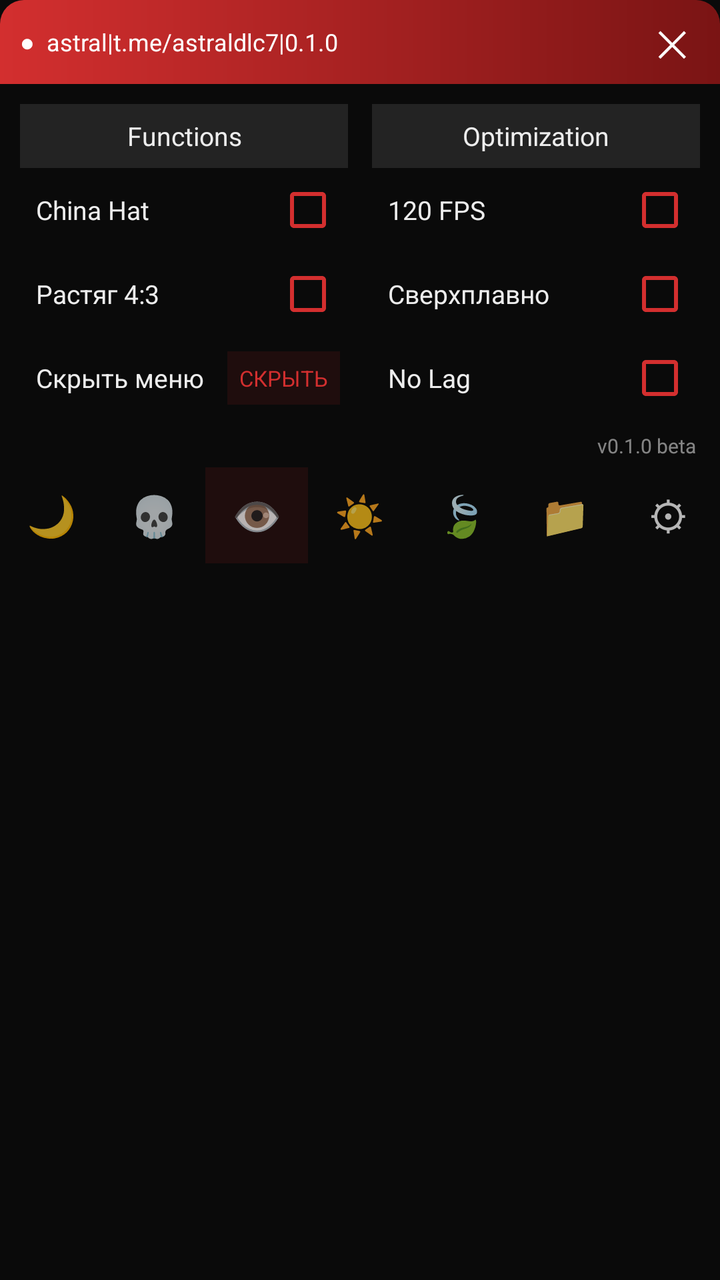
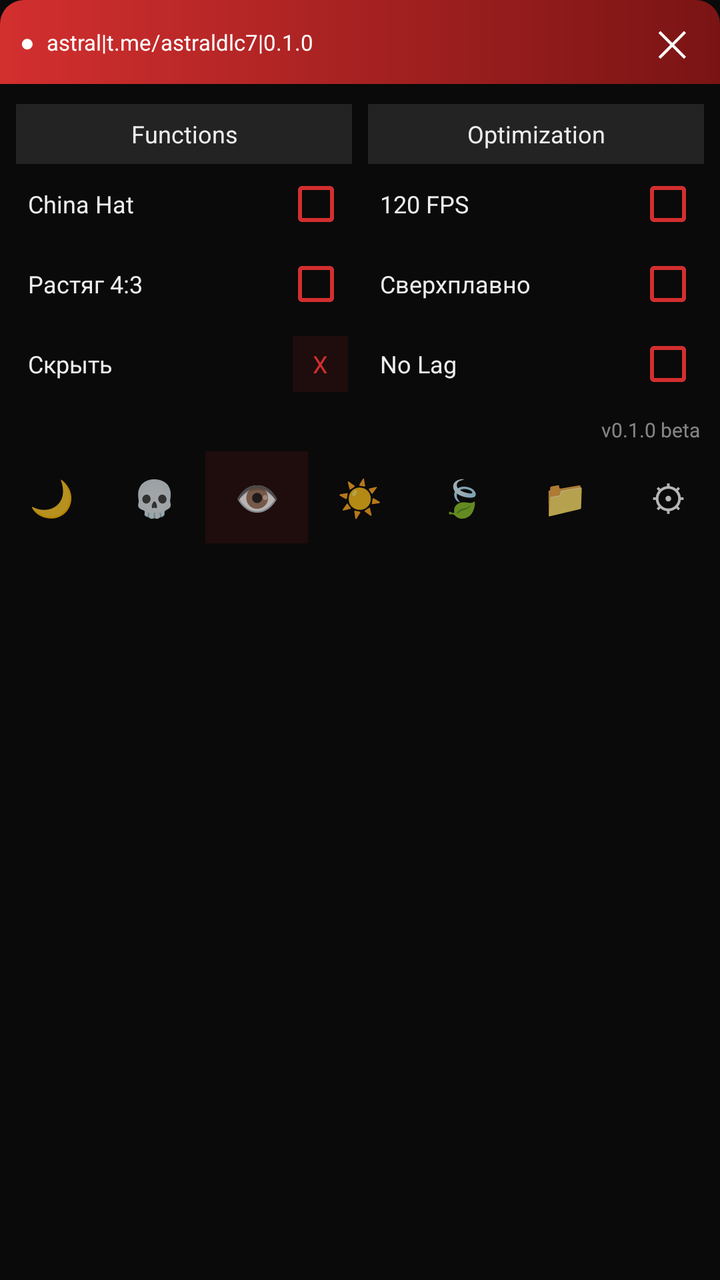

The first picture is an Android layout as it rendered before a commit; the second is the same layout after the commit. The layout source and the unified diff follow.
<!-- AndroidManifest.xml: application theme Theme.Astral -->
<!-- res/layout/astral_menu.xml -->
<?xml version="1.0" encoding="utf-8"?>
<LinearLayout xmlns:android="http://schemas.android.com/apk/res/android"
    android:id="@+id/root" android:layout_width="380dp"
    android:layout_height="wrap_content" android:orientation="vertical"
    android:background="#F20A0A0A">

    <LinearLayout android:id="@+id/header"
        android:layout_width="match_parent" android:layout_height="42dp"
        android:orientation="horizontal" android:gravity="center_vertical"
        android:background="@drawable/astral_header_bg"
        android:paddingStart="10dp" android:paddingEnd="10dp">
        <TextView android:layout_width="wrap_content"
            android:layout_height="wrap_content" android:text="●"
            android:textColor="#FFFFFFFF" android:textSize="12sp"
            android:layout_marginEnd="6dp"/>
        <TextView android:layout_width="0dp" android:layout_height="wrap_content"
            android:layout_weight="1"
            android:text="astral|t.me/astraldlc7|0.1.0"
            android:textColor="#FFFFFFFF" android:textSize="12sp"/>
        <TextView android:id="@+id/btnClose"
            android:layout_width="wrap_content" android:layout_height="wrap_content"
            android:text="✕" android:textColor="#FFFFFFFF"
            android:textSize="18sp" android:padding="6dp"/>
    </LinearLayout>

    <LinearLayout android:layout_width="match_parent"
        android:layout_height="wrap_content" android:orientation="horizontal"
        android:paddingTop="10dp" android:paddingStart="10dp"
        android:paddingEnd="10dp" android:paddingBottom="6dp">

        <LinearLayout android:layout_width="0dp" android:layout_height="wrap_content"
            android:layout_weight="1" android:orientation="vertical"
            android:layout_marginEnd="6dp">
            <TextView android:layout_width="match_parent"
                android:layout_height="32dp" android:text="Functions"
                android:gravity="center" android:textColor="#FFEDEDED"
                android:textSize="13sp" android:background="#1AFFFFFF"/>
            <LinearLayout android:layout_width="match_parent"
                android:layout_height="42dp" android:orientation="horizontal"
                android:gravity="center_vertical" android:paddingStart="8dp"
                android:paddingEnd="4dp">
                <TextView android:layout_width="0dp" android:layout_height="wrap_content"
                    android:layout_weight="1" android:text="China Hat"
                    android:textColor="#FFEDEDED" android:textSize="13sp"/>
                <CheckBox android:id="@+id/cbChinaHat"
                    android:layout_width="wrap_content" android:layout_height="wrap_content"
                    android:buttonTint="#FFD32F2F"/>
            </LinearLayout>
            <LinearLayout android:layout_width="match_parent"
                android:layout_height="42dp" android:orientation="horizontal"
                android:gravity="center_vertical" android:paddingStart="8dp"
                android:paddingEnd="4dp">
                <TextView android:layout_width="0dp" android:layout_height="wrap_content"
                    android:layout_weight="1" android:text="Растяг 4:3"
                    android:textColor="#FFEDEDED" android:textSize="13sp"/>
                <CheckBox android:id="@+id/cbStretch"
                    android:layout_width="wrap_content" android:layout_height="wrap_content"
                    android:buttonTint="#FFD32F2F"/>
            </LinearLayout>
            <LinearLayout android:layout_width="match_parent"
                android:layout_height="42dp" android:orientation="horizontal"
                android:gravity="center_vertical" android:paddingStart="8dp"
                android:paddingEnd="4dp">
                <TextView android:layout_width="0dp" android:layout_height="wrap_content"
                    android:layout_weight="1" android:text="Скрыть меню"
                    android:textColor="#FFEDEDED" android:textSize="13sp"/>
                <TextView android:id="@+id/btnHide"
                    android:layout_width="wrap_content" android:layout_height="wrap_content"
                    android:text="СКРЫТЬ" android:textColor="#FFD32F2F"
                    android:textSize="11sp" android:padding="6dp"
                    android:background="#1AD32F2F"/>
            </LinearLayout>
        </LinearLayout>

        <LinearLayout android:layout_width="0dp" android:layout_height="wrap_content"
            android:layout_weight="1" android:orientation="vertical"
            android:layout_marginStart="6dp">
            <TextView android:layout_width="match_parent"
                android:layout_height="32dp" android:text="Optimization"
                android:gravity="center" android:textColor="#FFEDEDED"
                android:textSize="13sp" android:background="#1AFFFFFF"/>
            <LinearLayout android:layout_width="match_parent"
                android:layout_height="42dp" android:orientation="horizontal"
                android:gravity="center_vertical" android:paddingStart="8dp"
                android:paddingEnd="4dp">
                <TextView android:layout_width="0dp" android:layout_height="wrap_content"
                    android:layout_weight="1" android:text="120 FPS"
                    android:textColor="#FFEDEDED" android:textSize="13sp"/>
                <CheckBox android:id="@+id/cbFps"
                    android:layout_width="wrap_content" android:layout_height="wrap_content"
                    android:buttonTint="#FFD32F2F"/>
            </LinearLayout>
            <LinearLayout android:layout_width="match_parent"
                android:layout_height="42dp" android:orientation="horizontal"
                android:gravity="center_vertical" android:paddingStart="8dp"
                android:paddingEnd="4dp">
                <TextView android:layout_width="0dp" android:layout_height="wrap_content"
                    android:layout_weight="1" android:text="Сверхплавно"
                    android:textColor="#FFEDEDED" android:textSize="13sp"/>
                <CheckBox android:id="@+id/cbSmooth"
                    android:layout_width="wrap_content" android:layout_height="wrap_content"
                    android:buttonTint="#FFD32F2F"/>
            </LinearLayout>
            <LinearLayout android:layout_width="match_parent"
                android:layout_height="42dp" android:orientation="horizontal"
                android:gravity="center_vertical" android:paddingStart="8dp"
                android:paddingEnd="4dp">
                <TextView android:layout_width="0dp" android:layout_height="wrap_content"
                    android:layout_weight="1" android:text="No Lag"
                    android:textColor="#FFEDEDED" android:textSize="13sp"/>
                <CheckBox android:id="@+id/cbNoLag"
                    android:layout_width="wrap_content" android:layout_height="wrap_content"
                    android:buttonTint="#FFD32F2F"/>
            </LinearLayout>
        </LinearLayout>
    </LinearLayout>

    <TextView android:layout_width="match_parent"
        android:layout_height="wrap_content"
        android:text="v0.1.0 beta" android:textColor="#80FFFFFF"
        android:textSize="10sp" android:gravity="end"
        android:paddingEnd="12dp" android:paddingBottom="4dp"/>

    <LinearLayout android:layout_width="match_parent"
        android:layout_height="48dp" android:orientation="horizontal"
        android:background="#FF0A0A0A">
        <TextView android:layout_width="0dp" android:layout_height="match_parent"
            android:layout_weight="1" android:text="🌙" android:textSize="20sp"
            android:gravity="center"/>
        <TextView android:layout_width="0dp" android:layout_height="match_parent"
            android:layout_weight="1" android:text="💀" android:textSize="20sp"
            android:gravity="center"/>
        <TextView android:layout_width="0dp" android:layout_height="match_parent"
            android:layout_weight="1" android:text="👁" android:textSize="20sp"
            android:gravity="center" android:background="#1AD32F2F"/>
        <TextView android:layout_width="0dp" android:layout_height="match_parent"
            android:layout_weight="1" android:text="☀" android:textSize="20sp"
            android:gravity="center"/>
        <TextView android:layout_width="0dp" android:layout_height="match_parent"
            android:layout_weight="1" android:text="🍃" android:textSize="20sp"
            android:gravity="center"/>
        <TextView android:layout_width="0dp" android:layout_height="match_parent"
            android:layout_weight="1" android:text="📁" android:textSize="20sp"
            android:gravity="center"/>
        <TextView android:layout_width="0dp" android:layout_height="match_parent"
            android:layout_weight="1" android:text="⚙" android:textSize="20sp"
            android:gravity="center"/>
    </LinearLayout>
</LinearLayout>
<!-- resources referenced by this layout -->
<resources>
  <!-- drawable astral_header_bg (drawable) -->
  <?xml version="1.0" encoding="utf-8"?>
  <shape xmlns:android="http://schemas.android.com/apk/res/android">
      <gradient android:startColor="#FFD32F2F" android:endColor="#FF7A1414" android:angle="0"/>
      <corners android:topLeftRadius="12dp" android:topRightRadius="12dp"/>
  </shape>
  <style name="Theme.Astral" parent="Theme.AppCompat.NoActionBar">
          <item name="android:windowBackground">@color/astral_bg</item>
          <item name="android:statusBarColor">@color/astral_bg</item>
      </style>
  <color name="astral_bg">#E60A0A0A</color>
</resources>

<!-- the commit's change to res/layout/astral_menu.xml (unified diff, before → after) -->
@@ -1,7 +1,9 @@
 <?xml version="1.0" encoding="utf-8"?>
 <LinearLayout xmlns:android="http://schemas.android.com/apk/res/android"
-    android:id="@+id/root" android:layout_width="380dp"
-    android:layout_height="wrap_content" android:orientation="vertical"
+    android:id="@+id/root"
+    android:layout_width="match_parent"
+    android:layout_height="wrap_content"
+    android:orientation="vertical"
     android:background="#F20A0A0A">
 
     <LinearLayout android:id="@+id/header"
@@ -16,7 +18,7 @@
         <TextView android:layout_width="0dp" android:layout_height="wrap_content"
             android:layout_weight="1"
             android:text="astral|t.me/astraldlc7|0.1.0"
-            android:textColor="#FFFFFFFF" android:textSize="12sp"/>
+            android:textColor="#FFFFFFFF" android:textSize="11sp"/>
         <TextView android:id="@+id/btnClose"
             android:layout_width="wrap_content" android:layout_height="wrap_content"
             android:text="✕" android:textColor="#FFFFFFFF"
@@ -25,89 +27,90 @@
 
     <LinearLayout android:layout_width="match_parent"
         android:layout_height="wrap_content" android:orientation="horizontal"
-        android:paddingTop="10dp" android:paddingStart="10dp"
-        android:paddingEnd="10dp" android:paddingBottom="6dp">
+        android:paddingTop="10dp" android:paddingStart="8dp"
+        android:paddingEnd="8dp" android:paddingBottom="6dp">
 
         <LinearLayout android:layout_width="0dp" android:layout_height="wrap_content"
             android:layout_weight="1" android:orientation="vertical"
-            android:layout_marginEnd="6dp">
+            android:layout_marginEnd="4dp">
             <TextView android:layout_width="match_parent"
-                android:layout_height="32dp" android:text="Functions"
+                android:layout_height="30dp" android:text="Functions"
                 android:gravity="center" android:textColor="#FFEDEDED"
-                android:textSize="13sp" android:background="#1AFFFFFF"/>
+                android:textSize="12sp" android:background="#1AFFFFFF"/>
             <LinearLayout android:layout_width="match_parent"
-                android:layout_height="42dp" android:orientation="horizontal"
-                android:gravity="center_vertical" android:paddingStart="8dp"
-                android:paddingEnd="4dp">
+                android:layout_height="40dp" android:orientation="horizontal"
+                android:gravity="center_vertical" android:paddingStart="6dp"
+                android:paddingEnd="2dp">
                 <TextView android:layout_width="0dp" android:layout_height="wrap_content"
                     android:layout_weight="1" android:text="China Hat"
-                    android:textColor="#FFEDEDED" android:textSize="13sp"/>
+                    android:textColor="#FFEDEDED" android:textSize="12sp"/>
                 <CheckBox android:id="@+id/cbChinaHat"
                     android:layout_width="wrap_content" android:layout_height="wrap_content"
                     android:buttonTint="#FFD32F2F"/>
             </LinearLayout>
             <LinearLayout android:layout_width="match_parent"
-                android:layout_height="42dp" android:orientation="horizontal"
-                android:gravity="center_vertical" android:paddingStart="8dp"
-                android:paddingEnd="4dp">
+                android:layout_height="40dp" android:orientation="horizontal"
+                android:gravity="center_vertical" android:paddingStart="6dp"
+                android:paddingEnd="2dp">
                 <TextView android:layout_width="0dp" android:layout_height="wrap_content"
                     android:layout_weight="1" android:text="Растяг 4:3"
-                    android:textColor="#FFEDEDED" android:textSize="13sp"/>
+                    android:textColor="#FFEDEDED" android:textSize="12sp"/>
                 <CheckBox android:id="@+id/cbStretch"
                     android:layout_width="wrap_content" android:layout_height="wrap_content"
                     android:buttonTint="#FFD32F2F"/>
             </LinearLayout>
             <LinearLayout android:layout_width="match_parent"
-                android:layout_height="42dp" android:orientation="horizontal"
-                android:gravity="center_vertical" android:paddingStart="8dp"
-                android:paddingEnd="4dp">
+                android:layout_height="40dp" android:orientation="horizontal"
+                android:gravity="center_vertical" android:paddingStart="6dp"
+                android:paddingEnd="2dp">
                 <TextView android:layout_width="0dp" android:layout_height="wrap_content"
-                    android:layout_weight="1" android:text="Скрыть меню"
-                    android:textColor="#FFEDEDED" android:textSize="13sp"/>
+                    android:layout_weight="1" android:text="Скрыть"
+                    android:textColor="#FFEDEDED" android:textSize="12sp"/>
                 <TextView android:id="@+id/btnHide"
-                    android:layout_width="wrap_content" android:layout_height="wrap_content"
-                    android:text="СКРЫТЬ" android:textColor="#FFD32F2F"
-                    android:textSize="11sp" android:padding="6dp"
+                    android:layout_width="wrap_content" android:layout_height="28dp"
+                    android:text="X" android:textColor="#FFD32F2F"
+                    android:textSize="12sp" android:gravity="center"
+                    android:paddingStart="10dp" android:paddingEnd="10dp"
                     android:background="#1AD32F2F"/>
             </LinearLayout>
         </LinearLayout>
 
         <LinearLayout android:layout_width="0dp" android:layout_height="wrap_content"
             android:layout_weight="1" android:orientation="vertical"
-            android:layout_marginStart="6dp">
+            android:layout_marginStart="4dp">
             <TextView android:layout_width="match_parent"
-                android:layout_height="32dp" android:text="Optimization"
+                android:layout_height="30dp" android:text="Optimization"
                 android:gravity="center" android:textColor="#FFEDEDED"
-                android:textSize="13sp" android:background="#1AFFFFFF"/>
+                android:textSize="12sp" android:background="#1AFFFFFF"/>
             <LinearLayout android:layout_width="match_parent"
-                android:layout_height="42dp" android:orientation="horizontal"
-                android:gravity="center_vertical" android:paddingStart="8dp"
-                android:paddingEnd="4dp">
+                android:layout_height="40dp" android:orientation="horizontal"
+                android:gravity="center_vertical" android:paddingStart="6dp"
+                android:paddingEnd="2dp">
                 <TextView android:layout_width="0dp" android:layout_height="wrap_content"
                     android:layout_weight="1" android:text="120 FPS"
-                    android:textColor="#FFEDEDED" android:textSize="13sp"/>
+                    android:textColor="#FFEDEDED" android:textSize="12sp"/>
                 <CheckBox android:id="@+id/cbFps"
                     android:layout_width="wrap_content" android:layout_height="wrap_content"
                     android:buttonTint="#FFD32F2F"/>
             </LinearLayout>
             <LinearLayout android:layout_width="match_parent"
-                android:layout_height="42dp" android:orientation="horizontal"
-                android:gravity="center_vertical" android:paddingStart="8dp"
-                android:paddingEnd="4dp">
+                android:layout_height="40dp" android:orientation="horizontal"
+                android:gravity="center_vertical" android:paddingStart="6dp"
+                android:paddingEnd="2dp">
                 <TextView android:layout_width="0dp" android:layout_height="wrap_content"
                     android:layout_weight="1" android:text="Сверхплавно"
-                    android:textColor="#FFEDEDED" android:textSize="13sp"/>
+                    android:textColor="#FFEDEDED" android:textSize="12sp"/>
                 <CheckBox android:id="@+id/cbSmooth"
                     android:layout_width="wrap_content" android:layout_height="wrap_content"
                     android:buttonTint="#FFD32F2F"/>
             </LinearLayout>
             <LinearLayout android:layout_width="match_parent"
-                android:layout_height="42dp" android:orientation="horizontal"
-                android:gravity="center_vertical" android:paddingStart="8dp"
-                android:paddingEnd="4dp">
+                android:layout_height="40dp" android:orientation="horizontal"
+                android:gravity="center_vertical" android:paddingStart="6dp"
+                android:paddingEnd="2dp">
                 <TextView android:layout_width="0dp" android:layout_height="wrap_content"
                     android:layout_weight="1" android:text="No Lag"
-                    android:textColor="#FFEDEDED" android:textSize="13sp"/>
+                    android:textColor="#FFEDEDED" android:textSize="12sp"/>
                 <CheckBox android:id="@+id/cbNoLag"
                     android:layout_width="wrap_content" android:layout_height="wrap_content"
                     android:buttonTint="#FFD32F2F"/>
@@ -119,31 +122,31 @@
         android:layout_height="wrap_content"
         android:text="v0.1.0 beta" android:textColor="#80FFFFFF"
         android:textSize="10sp" android:gravity="end"
-        android:paddingEnd="12dp" android:paddingBottom="4dp"/>
+        android:paddingEnd="10dp" android:paddingBottom="4dp"/>
 
     <LinearLayout android:layout_width="match_parent"
-        android:layout_height="48dp" android:orientation="horizontal"
+        android:layout_height="46dp" android:orientation="horizontal"
         android:background="#FF0A0A0A">
         <TextView android:layout_width="0dp" android:layout_height="match_parent"
-            android:layout_weight="1" android:text="🌙" android:textSize="20sp"
+            android:layout_weight="1" android:text="🌙" android:textSize="18sp"
             android:gravity="center"/>
         <TextView android:layout_width="0dp" android:layout_height="match_parent"
-            android:layout_weight="1" android:text="💀" android:textSize="20sp"
+            android:layout_weight="1" android:text="💀" android:textSize="18sp"
             android:gravity="center"/>
         <TextView android:layout_width="0dp" android:layout_height="match_parent"
-            android:layout_weight="1" android:text="👁" android:textSize="20sp"
+            android:layout_weight="1" android:text="👁" android:textSize="18sp"
             android:gravity="center" android:background="#1AD32F2F"/>
         <TextView android:layout_width="0dp" android:layout_height="match_parent"
-            android:layout_weight="1" android:text="☀" android:textSize="20sp"
+            android:layout_weight="1" android:text="☀" android:textSize="18sp"
             android:gravity="center"/>
         <TextView android:layout_width="0dp" android:layout_height="match_parent"
-            android:layout_weight="1" android:text="🍃" android:textSize="20sp"
+            android:layout_weight="1" android:text="🍃" android:textSize="18sp"
             android:gravity="center"/>
         <TextView android:layout_width="0dp" android:layout_height="match_parent"
-            android:layout_weight="1" android:text="📁" android:textSize="20sp"
+            android:layout_weight="1" android:text="📁" android:textSize="18sp"
             android:gravity="center"/>
         <TextView android:layout_width="0dp" android:layout_height="match_parent"
-            android:layout_weight="1" android:text="⚙" android:textSize="20sp"
+            android:layout_weight="1" android:text="⚙" android:textSize="18sp"
             android:gravity="center"/>
     </LinearLayout>
 </LinearLayout>
